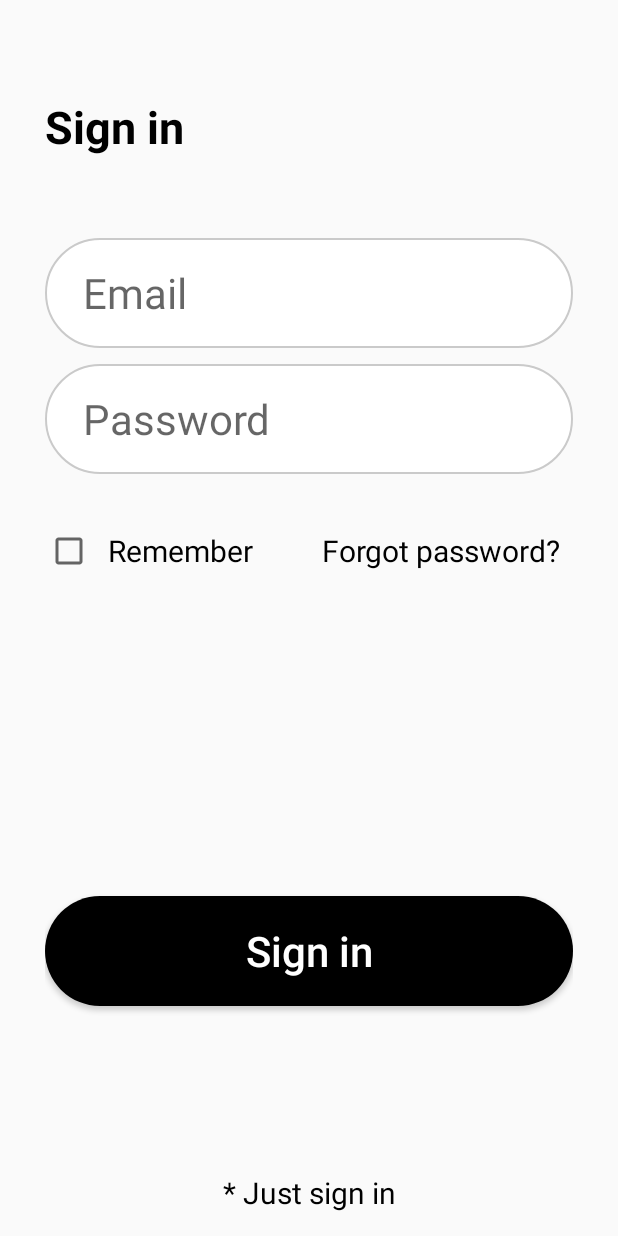
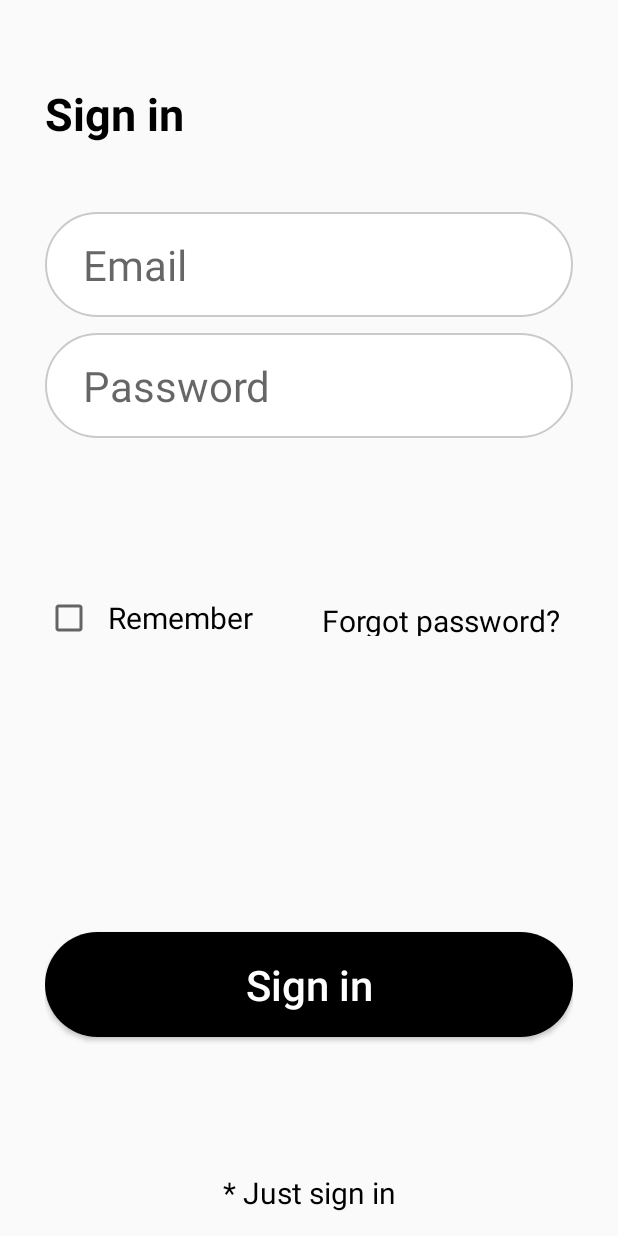
Before and after one commit to RamanYarotski/AndroidCourceRaman, an Android app: the screen it shows after launch (MainActivity), on a phone screen of 412 x 824 dp. Run offline under Robolectric (Android 15) with nearby library versions, the phone set to English and light mode, and no system bars.

Commit message:
HW3 Task 3.3

```diff
--- a/homeWork3/src/main/java/com/homework/homework3/MainActivity.java
+++ b/homeWork3/src/main/java/com/homework/homework3/MainActivity.java
@@ -9,7 +9,7 @@ public class MainActivity extends AppCompatActivity {
     @Override
     protected void onCreate(Bundle savedInstanceState) {
         super.onCreate(savedInstanceState);
-        setContentView(R.layout.activity_sign_in_constraint);
+        setContentView(R.layout.activity_sign_in_relative);
     }
 
 //      Landscape and portrait:
@@ -22,4 +22,5 @@ public class MainActivity extends AppCompatActivity {
 
 //      Only portrait:
 //  activity_photo_relative
+//  activity_sign_in_relative
 }
--- /dev/null
+++ b/homeWork3/src/main/res/layout/activity_sign_in_relative.xml
@@ -0,0 +1,75 @@
+<?xml version="1.0" encoding="utf-8"?>
+<RelativeLayout xmlns:android="http://schemas.android.com/apk/res/android"
+    android:layout_width="match_parent"
+    android:layout_height="match_parent"
+    android:paddingHorizontal="30dp"
+    android:paddingVertical="15dp">
+
+    <TextView
+        android:id="@+id/signInTextInSignInRelative"
+        style="@style/SignInRelativeTextStyle"
+        android:layout_alignParentTop="true"
+        android:gravity="center_vertical"
+        android:paddingVertical="40dp"
+        android:text="@string/sign_in"
+        android:textSize="30sp"
+        android:textStyle="bold" />
+
+    <EditText
+        android:id="@+id/emailInSignInRelative"
+        style="@style/SignInRelativeEditTextStyle"
+        android:layout_below="@+id/signInTextInSignInRelative"
+        android:autofillHints=""
+        android:hint="@string/email"
+        android:inputType="textEmailAddress" />
+
+    <EditText
+        android:id="@+id/passwordInSignInRelative"
+        style="@style/SignInRelativeEditTextStyle"
+        android:layout_below="@+id/emailInSignInRelative"
+        android:autofillHints=""
+        android:hint="@string/password"
+        android:inputType="textPassword" />
+
+    <CheckBox
+        android:id="@+id/rememberInSignInInRelative"
+        android:layout_width="wrap_content"
+        android:layout_height="wrap_content"
+        android:layout_centerVertical="true"
+        android:gravity="center_vertical"
+        android:paddingStart="10dp"
+        android:paddingEnd="10dp"
+        android:text="@string/remember"
+        android:textSize="20sp" />
+
+    <Button
+        style="@style/Widget.MaterialComponents.Button.TextButton"
+        android:layout_width="wrap_content"
+        android:layout_height="0dp"
+        android:layout_alignTop="@+id/rememberInSignInInRelative"
+        android:layout_alignBottom="@+id/rememberInSignInInRelative"
+        android:layout_alignParentEnd="true"
+        android:text="@string/forgot_password"
+        android:textColor="@color/black"
+        android:textSize="20sp" />
+
+    <Button
+        android:id="@+id/signInButtonInSignInRelative"
+        android:layout_width="match_parent"
+        android:layout_height="70sp"
+        android:layout_above="@+id/justSignInTextInSignInRelative"
+        android:background="@drawable/sign_in_button_sign_in"
+        android:text="@string/sign_in"
+        android:textAllCaps="false"
+        android:textColor="@color/white"
+        android:textSize="28sp" />
+
+    <TextView
+        android:id="@+id/justSignInTextInSignInRelative"
+        style="@style/SignInRelativeTextStyle"
+        android:layout_alignParentBottom="true"
+        android:layout_marginTop="90dp"
+        android:gravity="center|bottom"
+        android:text="@string/just_sign_in"
+        android:textSize="20sp" />
+</RelativeLayout>
--- a/homeWork3/src/main/res/values/styles.xml
+++ b/homeWork3/src/main/res/values/styles.xml
@@ -154,4 +154,20 @@
         <item name="android:layout_marginTop">5dp</item>
         <item name="android:layout_marginBottom">5dp</item>
     </style>
+
+    <style name="SignInRelativeTextStyle">
+        <item name="android:layout_height">wrap_content</item>
+        <item name="android:layout_width">match_parent</item>
+        <item name="android:textColor">@color/black</item>
+    </style>
+
+    <style name="SignInRelativeEditTextStyle">
+        <item name="android:layout_height">70sp</item>
+        <item name="android:layout_width">match_parent</item>
+        <item name="android:background">@drawable/sign_in_edit_text_background</item>
+        <item name="android:paddingStart">25dp</item>
+        <item name="android:textSize">28sp</item>
+        <item name="android:layout_marginTop">5dp</item>
+        <item name="android:layout_marginBottom">5dp</item>
+    </style>
 </resources>
```
